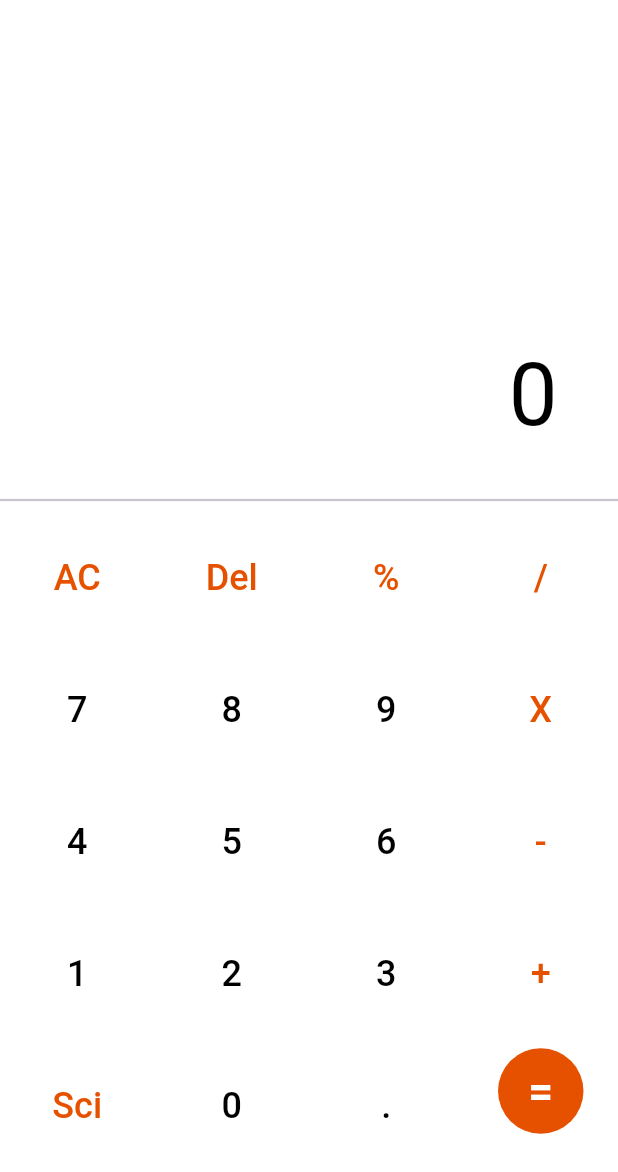
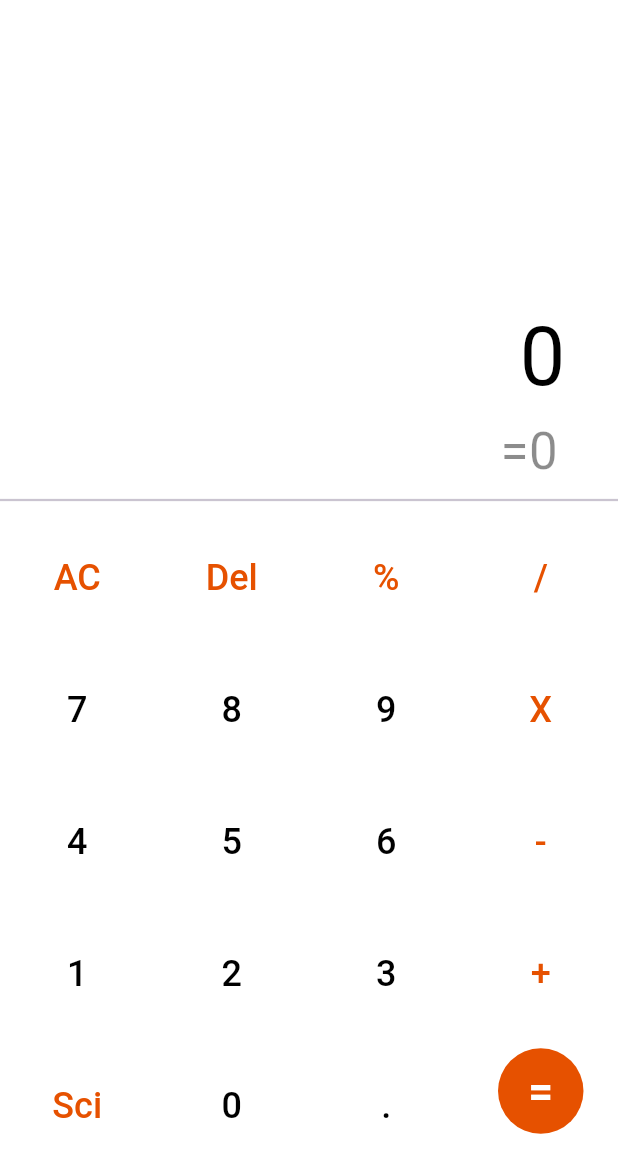
Before and after one commit to SahilAgr10/CalC-Flutter_CodeBase, a Flutter app: the screen it shows after launch, on a phone screen of 412 x 824 dp, the part 64-1236 px from its top. Run offline on Flutter 3.47's test engine with Material 3 defaults, Android fonts, the phone set to English and light mode, and no system bars; our stand-ins replace math_expressions.

Commit message:
calc backend

```diff
--- a/lib/calc_ui.dart
+++ b/lib/calc_ui.dart
@@ -1,4 +1,5 @@
 import 'package:flutter/material.dart';
+import 'package:math_expressions/math_expressions.dart';
 
 class CalcUi extends StatefulWidget {
    const CalcUi({super.key});
@@ -8,7 +9,8 @@ class CalcUi extends StatefulWidget {
 }
 
 class _CalcUiState extends State<CalcUi> {
-  String display = '0';
+  String input = '0';
+  String output = '=0';
 
   Widget equalButton(){
     return Expanded( child: Padding(
@@ -18,21 +20,32 @@ class _CalcUiState extends State<CalcUi> {
         color: Colors.orange.shade900,
       ), child:
       TextButton(
-        onPressed: () {  },
+        onPressed: () { calculate; },
         child: const Text('=',style: TextStyle(color: Colors.white,fontWeight: FontWeight.w700,fontSize: 29)),
-
       ),),
     ));
   }
+  void calculate(){
+    try{
+      var parser = Parser();
+      var exp = parser.parse(input);
+      var context = ContextModel();
+      var eResult = exp.evaluate(EvaluationType.REAL,context);
+      setState(() {
+        output = eResult.toString();
+      });
+    }catch(e){
+      setState(() {
+        output='0x00';
+      });
+    }
+  }
   void onNumberPress(String num){
-    setState(() {
-      if(display=='0'){
-        setState(() {
-          display='0';
-        });
-      }
-      display+= num;
-    });
+    if(num=='AC') input='0';
+    else if(num=='Del'){
+      if(num!='0')  input=input.substring(0,input.length-1);
+    } else if(num=='Sci') {} else input+=num;
+    setState(() {});
 
   }
   Widget button ( {required String numText,Color textColor = Colors.black,Color backColor= Colors.white}) {
@@ -91,15 +104,33 @@ class _CalcUiState extends State<CalcUi> {
             mainAxisAlignment: MainAxisAlignment.end,
             crossAxisAlignment: CrossAxisAlignment.end,
             children: [
+              Expanded(
+                child: Container(
+                  alignment: Alignment.bottomRight,
+                  width: double.infinity,
+                  padding: const EdgeInsets.only(top: 20,right: 15),
+                  child: Padding(
+                    padding: const EdgeInsets.only(right: 20),
+                    child: Text(
+                      input,
+                      style:  TextStyle(
+                        fontSize: 54.0,
+                        color: Colors.black,
+                      ),
+                      textAlign: TextAlign.end,
+                    ),
+                  ),
+                ),
+              ),
               Container(
-                padding: const EdgeInsets.all(20.0),
+                padding: const EdgeInsets.only(right: 20),
                 child: Padding(
                   padding: const EdgeInsets.only(right: 20),
                   child: Text(
-                    display,
-                    style: const TextStyle(
-                      fontSize: 58.0,
-                      color: Colors.black,
+                    output,
+                    style:  TextStyle(
+                      fontSize: 34.0,
+                      color: Colors.black45,
                     ),
                     textAlign: TextAlign.end,
                   ),
--- a/pubspec.yaml
+++ b/pubspec.yaml
@@ -30,6 +30,7 @@ environment:
 dependencies:
   flutter:
     sdk: flutter
+  math_expressions: ^2.0.1
 
 
   # The following adds the Cupertino Icons font to your application.
```
Also changed, not shown: pubspec.lock.
